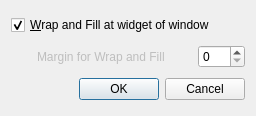
Above: source/DialogWrapMargin.ui from eteran/nedit-ng before the change. Below: the same form after it.
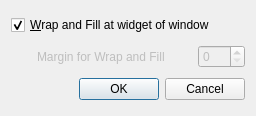
That is the form after the change.

Commit message: improved margin wrap dialog code slightly

The edit to the form file:
```diff
--- a/source/DialogWrapMargin.ui
+++ b/source/DialogWrapMargin.ui
@@ -81,6 +81,9 @@
      </item>
      <item>
       <widget class="QSpinBox" name="spinWrapAndFill">
+       <property name="enabled">
+        <bool>false</bool>
+       </property>
        <property name="maximum">
         <number>999</number>
        </property>
```
The commit also changes 3 other files.
